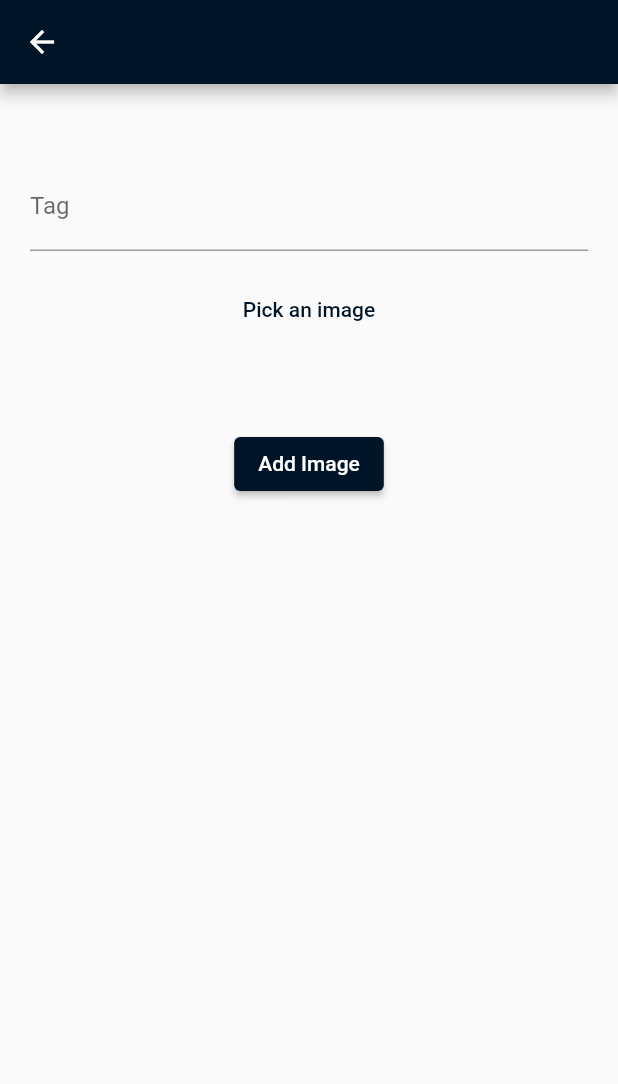
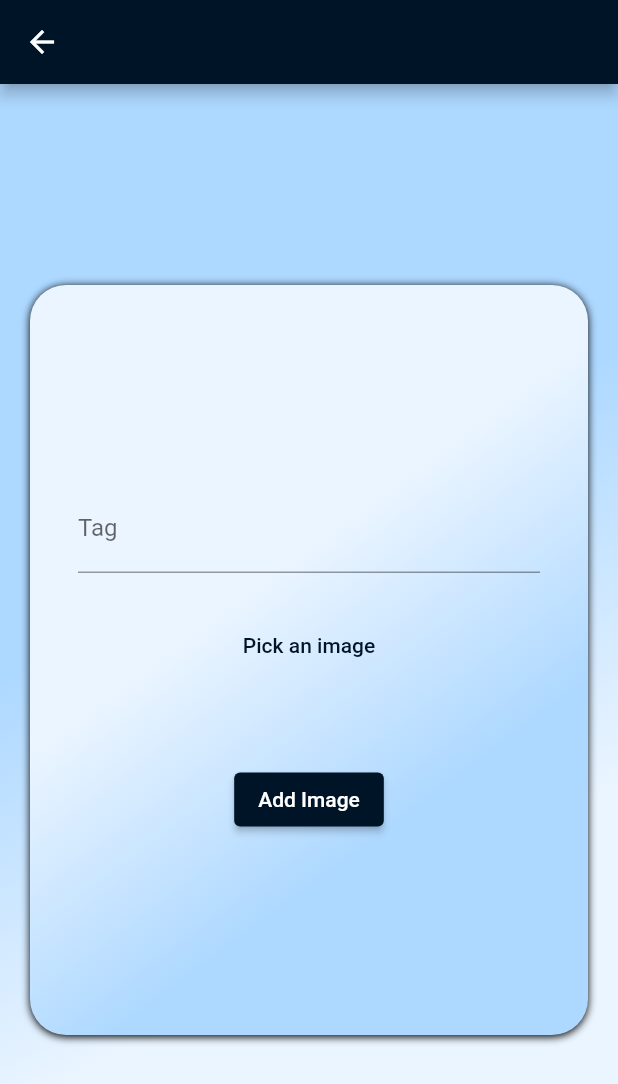
Before and after one commit to vansh132/Mystica, a Flutter app: the AddImageScreen screen opened by its route, on a phone screen of 412 x 824 dp. Shown: the top 1084 px of the screen. Run offline on Flutter 3.47's test engine with Material 2 defaults, Android fonts, the phone set to English and light mode, and no system bars; our stand-ins replace carousel_slider, drift, file_picker, flutter_datetime_picker, fluttericon, pie_chart and 2 more; accounts and stored records are empty; generated files the repository leaves out were written again.

Commit message:
image screen edit fixed

```diff
--- a/lib/screens/submain-screens/album/image/add_image_screen.dart
+++ b/lib/screens/submain-screens/album/image/add_image_screen.dart
@@ -62,12 +62,51 @@ class _AddImageStateScreen extends State<AddImageScreen> {
     return Scaffold(
       appBar: AppBar(),
       body: Container(
-          height: MediaQuery.of(context).size.height * 0.4,
+          decoration: const BoxDecoration(
+            gradient: LinearGradient(
+                // colors: [Color(0xff8EC5FC), Color(0xffE0C3FC)], //final - 1
+                colors: [Color(0xffADD8FF), Color(0xffEBF5FF)], //final - 1
+                stops: [0.4, 0.7],
+                begin: Alignment.topLeft,
+                end: Alignment.bottomRight),
+          ),
+          width: double.infinity,
+          height: MediaQuery.of(context).size.height,
           padding: EdgeInsets.only(
               top: 10,
               left: 20,
               right: 20,
               bottom: MediaQuery.of(context).viewInsets.bottom + 10),
+          child: Column(
+            mainAxisAlignment: MainAxisAlignment.center,
+            children: [
+              Container(
+                width: 500,
+                height: 500,
+                padding: const EdgeInsets.all(32),
+                decoration: const BoxDecoration(
+                  gradient: LinearGradient(colors: [
+                    Color(0xffEBF5FF),
+                    Color(0xffADD8FF),
+                  ], //final - 1
+                      stops: [
+                        0.4,
+                        0.7
+                      ], begin: Alignment.topLeft, end: Alignment.bottomRight),
+                  // color: Colors.black45,
+                  borderRadius: BorderRadius.only(
+                      topLeft: Radius.circular(24),
+                      topRight: Radius.circular(24),
+                      bottomLeft: Radius.circular(24),
+                      bottomRight: Radius.circular(24)),
+                  boxShadow: [
+                    BoxShadow(
+                      color: Colors.black,
+                      offset: Offset(0.0, 1.0),
+                      blurRadius: 4.0,
+                    ),
+                  ],
+                ),
                 child: Column(
                   mainAxisAlignment: MainAxisAlignment.center,
                   children: [
@@ -77,7 +116,7 @@ class _AddImageStateScreen extends State<AddImageScreen> {
                       onSubmitted: (_) => _addImage(),
                     ),
                     const SizedBox(
-                height: 15,
+                      height: 24,
                     ),
                     TextButton(
                         onPressed: () async {
@@ -87,7 +126,8 @@ class _AddImageStateScreen extends State<AddImageScreen> {
                           if (result != null) {
                             PlatformFile file = result.files.first;
                             String editedPath = file.path.toString();
-                      editedPath = editedPath.replaceAll('\\', '/').trim();
+                            editedPath =
+                                editedPath.replaceAll('\\', '/').trim();
                             pathImage = editedPath;
                             // print(file.path);
                           } else {
@@ -100,6 +140,9 @@ class _AddImageStateScreen extends State<AddImageScreen> {
                     ),
                     ElevatedButton(
                         onPressed: _addImage, child: const Text("Add Image"))
+                  ],
+                ),
+              ),
             ],
           )),
     );
```
Lines whose indentation alone changed are shown as unchanged.
